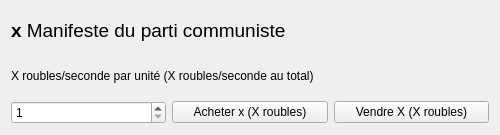
First picture: the form in achatview.ui, repository dracoctix/CocoClicker, before the edit.
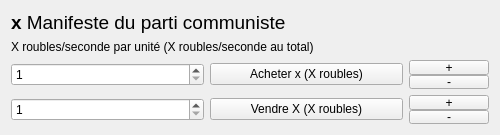
Second picture: the form after the edit.

Commit message: Edited GUI to add min and max buttons for buys and sales.

Diff of the .ui file:
```diff
--- a/achatview.ui
+++ b/achatview.ui
@@ -25,7 +25,7 @@
   <property name="windowTitle">
    <string>Form</string>
   </property>
-  <layout class="QVBoxLayout" name="verticalLayout">
+  <layout class="QVBoxLayout" name="verticalLayout_3">
    <item>
     <widget class="QLabel" name="labelNom">
      <property name="font">
@@ -62,6 +62,12 @@
      </item>
      <item>
       <widget class="QPushButton" name="pbAchat">
+       <property name="sizePolicy">
+        <sizepolicy hsizetype="Minimum" vsizetype="Fixed">
+         <horstretch>0</horstretch>
+         <verstretch>0</verstretch>
+        </sizepolicy>
+       </property>
        <property name="focusPolicy">
         <enum>Qt::TabFocus</enum>
        </property>
@@ -71,7 +77,69 @@
       </widget>
      </item>
      <item>
+      <layout class="QVBoxLayout" name="verticalLayout">
+       <property name="spacing">
+        <number>0</number>
+       </property>
+       <property name="sizeConstraint">
+        <enum>QLayout::SetDefaultConstraint</enum>
+       </property>
+       <item>
+        <widget class="QPushButton" name="pbBuyMax">
+         <property name="sizePolicy">
+          <sizepolicy hsizetype="Fixed" vsizetype="Fixed">
+           <horstretch>0</horstretch>
+           <verstretch>0</verstretch>
+          </sizepolicy>
+         </property>
+         <property name="text">
+          <string>+</string>
+         </property>
+        </widget>
+       </item>
+       <item>
+        <widget class="QPushButton" name="pbBuyMin">
+         <property name="sizePolicy">
+          <sizepolicy hsizetype="Fixed" vsizetype="Fixed">
+           <horstretch>0</horstretch>
+           <verstretch>0</verstretch>
+          </sizepolicy>
+         </property>
+         <property name="text">
+          <string>-</string>
+         </property>
+        </widget>
+       </item>
+      </layout>
+     </item>
+    </layout>
+   </item>
+   <item>
+    <layout class="QHBoxLayout" name="horizontalLayout_2">
+     <property name="sizeConstraint">
+      <enum>QLayout::SetFixedSize</enum>
+     </property>
+     <item>
+      <widget class="QSpinBox" name="sbNbSell">
+       <property name="minimum">
+        <number>1</number>
+       </property>
+       <property name="maximum">
+        <number>1000</number>
+       </property>
+       <property name="value">
+        <number>1</number>
+       </property>
+      </widget>
+     </item>
+     <item>
       <widget class="QPushButton" name="pbVente">
+       <property name="sizePolicy">
+        <sizepolicy hsizetype="Minimum" vsizetype="Fixed">
+         <horstretch>0</horstretch>
+         <verstretch>0</verstretch>
+        </sizepolicy>
+       </property>
        <property name="focusPolicy">
         <enum>Qt::TabFocus</enum>
        </property>
@@ -80,6 +148,39 @@
        </property>
       </widget>
      </item>
+     <item>
+      <layout class="QVBoxLayout" name="verticalLayout_2">
+       <property name="spacing">
+        <number>0</number>
+       </property>
+       <item>
+        <widget class="QPushButton" name="pbSellMax">
+         <property name="sizePolicy">
+          <sizepolicy hsizetype="Fixed" vsizetype="Fixed">
+           <horstretch>0</horstretch>
+           <verstretch>0</verstretch>
+          </sizepolicy>
+         </property>
+         <property name="text">
+          <string>+</string>
+         </property>
+        </widget>
+       </item>
+       <item>
+        <widget class="QPushButton" name="pbSellMin">
+         <property name="sizePolicy">
+          <sizepolicy hsizetype="Fixed" vsizetype="Fixed">
+           <horstretch>0</horstretch>
+           <verstretch>0</verstretch>
+          </sizepolicy>
+         </property>
+         <property name="text">
+          <string>-</string>
+         </property>
+        </widget>
+       </item>
+      </layout>
+     </item>
     </layout>
    </item>
   </layout>
```
Left out of the diff: 2 changed lines with no effect on the pictures. The commit also changes 4 other files.
